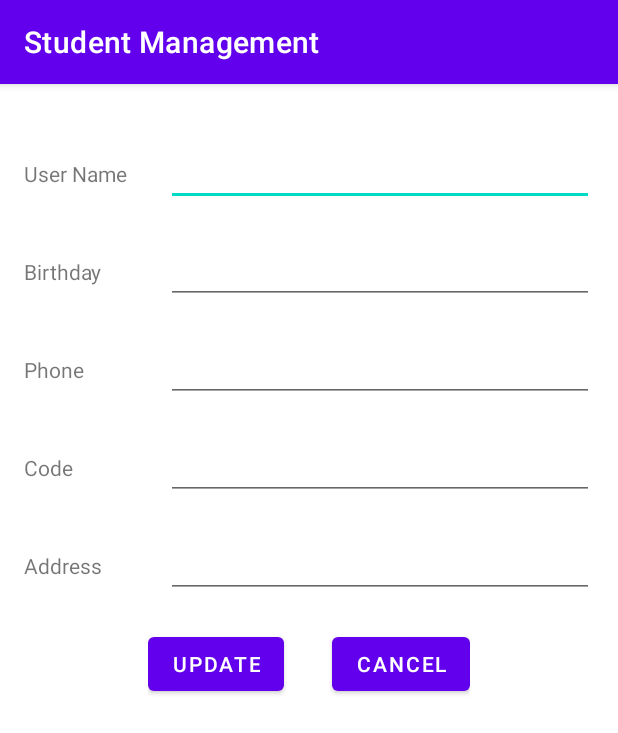
After one commit to QuocThinh230600/Android, an Android app: the EditContactActivity screen opened directly, with no data from a screen before it, on a phone screen of 412 x 824 dp. The commit adds this screen. Shown: the top 733 px of the screen. Run offline under Robolectric (Android 15) with nearby library versions, the phone set to English and light mode, and no system bars; 5 statements that could not run were skipped.

Commit message:
add edit, remove

```diff
--- a/StudentManagement/app/src/main/java/com/example/studentmanagement/CreateContactActivity.java
+++ b/StudentManagement/app/src/main/java/com/example/studentmanagement/CreateContactActivity.java
@@ -18,11 +18,7 @@ public class CreateContactActivity extends AppCompatActivity {
     EditText editPhone;
     EditText editCode;
     EditText editAddress;
-    String mName = "";
-    String mBirthday = "";
-    String mPhone = "";
-    String mCode = "";
-    String mAddress = "";
+    String mName = "", mBirthday = "", mPhone = "", mCode = "", mAddress = "";
 
     @Override
     protected void onCreate(Bundle savedInstanceState) {
--- /dev/null
+++ b/StudentManagement/app/src/main/java/com/example/studentmanagement/EditContactActivity.java
@@ -0,0 +1,110 @@
+package com.example.studentmanagement;
+
+import androidx.appcompat.app.AppCompatActivity;
+
+import android.content.Intent;
+import android.os.Bundle;
+import android.view.View;
+import android.widget.Button;
+import android.widget.EditText;
+
+import com.example.studentmanagement.model.ContactModel;
+
+public class EditContactActivity extends AppCompatActivity {
+
+    EditText editName;
+    EditText editBirthday;
+    EditText editPhone;
+    EditText editCode;
+    EditText editAddress;
+    Button btnEditUpdate;
+    Button btnEditCancel;
+    String mName = "", mBirthday = "", mPhone = "", mCode = "", mAddress = "";
+
+    @Override
+    protected void onCreate(Bundle savedInstanceState) {
+        super.onCreate(savedInstanceState);
+        setContentView(R.layout.activity_edit_contact);
+
+        onInit();
+        onGetValue();
+
+        btnEditUpdate.setOnClickListener(new View.OnClickListener() {
+            @Override
+            public void onClick(View view) {
+                if(onValidateForm()){
+                    int id = ContactActivity.modelList.get(ContactActivity.modelList.size()).getId();
+                    ContactModel model = new ContactModel(id, mName, mBirthday, mPhone, mCode, mAddress);
+                    ContactActivity.adapter.remove(model);
+                    ContactActivity.adapter.add(model);
+                    ContactActivity.adapter.notifyDataSetChanged();
+                    finish();
+                }
+            }
+        });
+
+        btnEditCancel.setOnClickListener(new View.OnClickListener() {
+            @Override
+            public void onClick(View view) {
+                finish();
+            }
+        });
+    }
+
+    private boolean onValidateForm(){
+        String errorText = "null";
+
+        mName = editName.getText().toString();
+        if(mName.length() < 1){
+            editName.setError(errorText);
+            return false;
+        }
+
+        mBirthday = editBirthday.getText().toString();
+        if(mBirthday.length() < 1){
+            editBirthday.setError(errorText);
+            return false;
+        }
+
+        mPhone = editPhone.getText().toString();
+        if(mPhone.length() < 1){
+            editPhone.setError(errorText);
+            return false;
+        }
+
+        mCode = editCode.getText().toString();
+        if(mCode.length() < 1){
+            editCode.setError(errorText);
+            return false;
+        }
+
+        mAddress = editAddress.getText().toString();
+        if(mAddress.length() < 1){
+            editAddress.setError(errorText);
+            return false;
+        }
+
+        return true;
+    }
+
+    private void onGetValue() {
+        Intent intent = getIntent();
+        ContactModel item = (ContactModel) intent.getSerializableExtra("Update_Item");
+
+        editName.setText(item.getName());
+        editBirthday.setText(item.getBirthday());
+        editPhone.setText(item.getPhone());
+        editCode.setText(item.getCode());
+        editAddress.setText(item.getAddress());
+    }
+
+    private void onInit() {
+        editName      = findViewById(R.id.contact_edit_Name);
+        editBirthday  = findViewById(R.id.contact_edit_Birthday);
+        editPhone     = findViewById(R.id.contact_edit_Phone);
+        editCode      = findViewById(R.id.contact_edit_Code);
+        editAddress   = findViewById(R.id.contact_edit_Address);
+        btnEditUpdate = findViewById(R.id.contact_edit_btnUpdate);
+        btnEditCancel = findViewById(R.id.contact_edit_btnCancel);
+    }
+}
--- a/StudentManagement/app/src/main/java/com/example/studentmanagement/LoginActivity.java
+++ b/StudentManagement/app/src/main/java/com/example/studentmanagement/LoginActivity.java
@@ -25,7 +25,7 @@ public class LoginActivity extends AppCompatActivity {
         loginbtn.setOnClickListener(new View.OnClickListener() {
             @Override
             public void onClick(View view) {
-                if (username.getText().toString().equals("admin") && password.getText().toString().equals("q ")){
+                if (username.getText().toString().equals("admin") && password.getText().toString().equals("q")){
                     Toast.makeText(LoginActivity.this, "Đăng nhập thành công", Toast.LENGTH_SHORT).show();
                     Intent intent = new Intent(LoginActivity.this, MainActivity.class);
                     startActivity(intent);
--- /dev/null
+++ b/StudentManagement/app/src/main/res/layout/activity_edit_contact.xml
@@ -0,0 +1,134 @@
+<?xml version="1.0" encoding="utf-8"?>
+<LinearLayout xmlns:android="http://schemas.android.com/apk/res/android"
+    xmlns:app="http://schemas.android.com/apk/res-auto"
+    xmlns:tools="http://schemas.android.com/tools"
+    android:layout_width="match_parent"
+    android:layout_height="match_parent"
+    android:orientation="vertical"
+    android:padding="16dp"
+    tools:context=".EditContactActivity">
+
+    <LinearLayout
+        android:layout_width="match_parent"
+        android:layout_height="wrap_content"
+        android:layout_marginTop="20dp"
+        android:orientation="horizontal">
+
+        <TextView
+            android:layout_width="0dp"
+            android:layout_height="wrap_content"
+            android:layout_weight="1"
+            android:text="@string/Main_UserName"/>
+
+        <EditText
+            android:layout_width="0dp"
+            android:layout_height="wrap_content"
+            android:layout_weight="3"
+            android:id="@+id/contact_edit_Name"/>
+
+    </LinearLayout>
+
+    <LinearLayout
+        android:layout_width="match_parent"
+        android:layout_height="wrap_content"
+        android:layout_marginTop="20dp"
+        android:orientation="horizontal">
+
+        <TextView
+            android:layout_width="0dp"
+            android:layout_height="wrap_content"
+            android:layout_weight="1"
+            android:text="@string/Main_Birthday"/>
+
+        <EditText
+            android:layout_width="0dp"
+            android:layout_height="wrap_content"
+            android:layout_weight="3"
+            android:id="@+id/contact_edit_Birthday"/>
+
+    </LinearLayout>
+
+    <LinearLayout
+        android:layout_width="match_parent"
+        android:layout_height="wrap_content"
+        android:layout_marginTop="20dp"
+        android:orientation="horizontal">
+
+        <TextView
+            android:layout_width="0dp"
+            android:layout_height="wrap_content"
+            android:layout_weight="1"
+            android:text="@string/Phone"/>
+
+        <EditText
+            android:layout_width="0dp"
+            android:layout_height="wrap_content"
+            android:layout_weight="3"
+            android:id="@+id/contact_edit_Phone"/>
+
+    </LinearLayout>
+
+    <LinearLayout
+        android:layout_width="match_parent"
+        android:layout_height="wrap_content"
+        android:layout_marginTop="20dp"
+        android:orientation="horizontal">
+
+        <TextView
+            android:layout_width="0dp"
+            android:layout_height="wrap_content"
+            android:layout_weight="1"
+            android:text="@string/Code"/>
+
+        <EditText
+            android:layout_width="0dp"
+            android:layout_height="wrap_content"
+            android:layout_weight="3"
+            android:id="@+id/contact_edit_Code"/>
+
+    </LinearLayout>
+
+    <LinearLayout
+        android:layout_width="match_parent"
+        android:layout_height="wrap_content"
+        android:layout_marginTop="20dp"
+        android:orientation="horizontal">
+
+        <TextView
+            android:layout_width="0dp"
+            android:layout_height="wrap_content"
+            android:layout_weight="1"
+            android:text="@string/Address"/>
+
+        <EditText
+            android:layout_width="0dp"
+            android:layout_height="wrap_content"
+            android:layout_weight="3"
+            android:id="@+id/contact_edit_Address"/>
+
+    </LinearLayout>
+
+    <LinearLayout
+        android:layout_width="wrap_content"
+        android:layout_height="wrap_content"
+        android:layout_margin="20dp"
+        android:orientation="horizontal"
+        android:layout_gravity="center_horizontal">
+
+        <Button
+            android:layout_width="wrap_content"
+            android:layout_height="wrap_content"
+            android:layout_marginRight="16dp"
+            android:text="@string/Update"
+            android:id="@+id/contact_edit_btnUpdate"/>
+
+        <Button
+            android:layout_width="wrap_content"
+            android:layout_height="wrap_content"
+            android:layout_marginLeft="16dp"
+            android:text="@string/Cancel"
+            android:id="@+id/contact_edit_btnCancel"/>
+
+    </LinearLayout>
+
+</LinearLayout>
--- a/StudentManagement/app/src/main/res/values/strings.xml
+++ b/StudentManagement/app/src/main/res/values/strings.xml
@@ -19,4 +19,5 @@
     <string name="Address">Address</string>
     <string name="Save">Save</string>
     <string name="Cancel">Cancel</string>
+    <string name="Update">Update</string>
 </resources>
```
Also changed, not shown: StudentManagement/app/src/main/AndroidManifest.xml (+7 -7 lines), StudentManagement/app/src/main/java/com/example/studentmanagement/ContactAdapter.java (+21 -2 lines).
